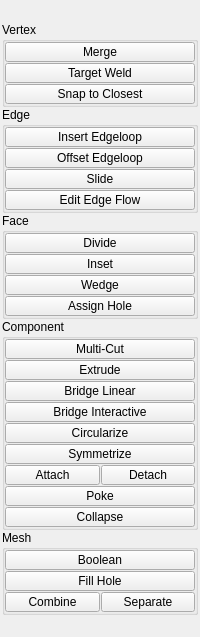
First picture: the form in tentacle/ui/polygons.ui, repository m3trik/tentacle, before the edit.
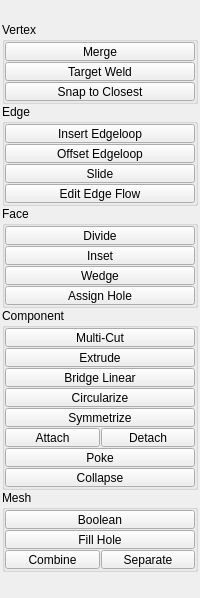
Second picture: the form after the edit. Custom widgets are drawn as their Qt base class.

Patch:
```diff
--- a/tentacle/ui/polygons.ui
+++ b/tentacle/ui/polygons.ui
@@ -115,7 +115,7 @@
            <property name="minimumSize">
             <size>
              <width>0</width>
-             <height>20</height>
+             <height>19</height>
             </size>
            </property>
            <property name="maximumSize">
@@ -146,7 +146,7 @@
            <property name="minimumSize">
             <size>
              <width>0</width>
-             <height>20</height>
+             <height>19</height>
             </size>
            </property>
            <property name="maximumSize">
@@ -214,7 +214,7 @@
            <property name="minimumSize">
             <size>
              <width>0</width>
-             <height>20</height>
+             <height>19</height>
             </size>
            </property>
            <property name="maximumSize">
@@ -266,7 +266,7 @@
            <property name="minimumSize">
             <size>
              <width>0</width>
-             <height>20</height>
+             <height>19</height>
             </size>
            </property>
            <property name="maximumSize">
@@ -334,7 +334,7 @@
            <property name="minimumSize">
             <size>
              <width>0</width>
-             <height>20</height>
+             <height>19</height>
             </size>
            </property>
            <property name="maximumSize">
@@ -402,7 +402,7 @@
            <property name="minimumSize">
             <size>
              <width>0</width>
-             <height>20</height>
+             <height>19</height>
             </size>
            </property>
            <property name="maximumSize">
@@ -479,7 +479,7 @@
            <property name="minimumSize">
             <size>
              <width>0</width>
-             <height>20</height>
+             <height>19</height>
             </size>
            </property>
            <property name="maximumSize">
@@ -574,7 +574,7 @@
            <property name="minimumSize">
             <size>
              <width>0</width>
-             <height>20</height>
+             <height>19</height>
             </size>
            </property>
            <property name="maximumSize">
@@ -605,7 +605,7 @@
            <property name="minimumSize">
             <size>
              <width>0</width>
-             <height>20</height>
+             <height>19</height>
             </size>
            </property>
            <property name="maximumSize">
@@ -636,7 +636,7 @@
            <property name="minimumSize">
             <size>
              <width>0</width>
-             <height>20</height>
+             <height>19</height>
             </size>
            </property>
            <property name="maximumSize">
@@ -704,7 +704,7 @@
            <property name="minimumSize">
             <size>
              <width>0</width>
-             <height>20</height>
+             <height>19</height>
             </size>
            </property>
            <property name="maximumSize">
@@ -796,7 +796,7 @@
            <property name="minimumSize">
             <size>
              <width>0</width>
-             <height>20</height>
+             <height>19</height>
             </size>
            </property>
            <property name="maximumSize">
@@ -864,7 +864,7 @@
            <property name="minimumSize">
             <size>
              <width>0</width>
-             <height>20</height>
+             <height>19</height>
             </size>
            </property>
            <property name="maximumSize">
@@ -904,7 +904,7 @@
            <property name="minimumSize">
             <size>
              <width>0</width>
-             <height>20</height>
+             <height>19</height>
             </size>
            </property>
            <property name="maximumSize">
@@ -935,7 +935,7 @@
            <property name="minimumSize">
             <size>
              <width>88</width>
-             <height>20</height>
+             <height>19</height>
             </size>
            </property>
            <property name="maximumSize">
@@ -966,7 +966,7 @@
            <property name="minimumSize">
             <size>
              <width>0</width>
-             <height>20</height>
+             <height>19</height>
             </size>
            </property>
            <property name="maximumSize">
@@ -1034,7 +1034,7 @@
            <property name="minimumSize">
             <size>
              <width>0</width>
-             <height>20</height>
+             <height>19</height>
             </size>
            </property>
            <property name="maximumSize">
@@ -1057,37 +1057,6 @@
            </property>
           </widget>
          </item>
-         <item row="3" column="0" colspan="2">
-          <widget class="QPushButton" name="b007">
-           <property name="enabled">
-            <bool>true</bool>
-           </property>
-           <property name="minimumSize">
-            <size>
-             <width>0</width>
-             <height>20</height>
-            </size>
-           </property>
-           <property name="maximumSize">
-            <size>
-             <width>16777215</width>
-             <height>19</height>
-            </size>
-           </property>
-           <property name="toolTip">
-            <string>Interactive bridge tool.</string>
-           </property>
-           <property name="text">
-            <string>Bridge Interactive</string>
-           </property>
-           <property name="iconSize">
-            <size>
-             <width>18</width>
-             <height>18</height>
-            </size>
-           </property>
-          </widget>
-         </item>
          <item row="1" column="0" colspan="2">
           <widget class="PushButton" name="tb003">
            <property name="enabled">
@@ -1096,7 +1065,7 @@
            <property name="minimumSize">
             <size>
              <width>0</width>
-             <height>20</height>
+             <height>19</height>
             </size>
            </property>
            <property name="maximumSize">
@@ -1127,7 +1096,7 @@
            <property name="minimumSize">
             <size>
              <width>88</width>
-             <height>20</height>
+             <height>19</height>
             </size>
            </property>
            <property name="maximumSize">
@@ -1195,7 +1164,7 @@
            <property name="minimumSize">
             <size>
              <width>0</width>
-             <height>20</height>
+             <height>19</height>
             </size>
            </property>
            <property name="maximumSize">
@@ -1287,7 +1256,7 @@
            <property name="minimumSize">
             <size>
              <width>0</width>
-             <height>20</height>
+             <height>19</height>
             </size>
            </property>
            <property name="maximumSize">
@@ -1318,7 +1287,7 @@
            <property name="minimumSize">
             <size>
              <width>0</width>
-             <height>20</height>
+             <height>19</height>
             </size>
            </property>
            <property name="maximumSize">
@@ -1349,7 +1318,7 @@
            <property name="minimumSize">
             <size>
              <width>0</width>
-             <height>20</height>
+             <height>19</height>
             </size>
            </property>
            <property name="maximumSize">
@@ -1380,7 +1349,7 @@
            <property name="minimumSize">
             <size>
              <width>88</width>
-             <height>20</height>
+             <height>19</height>
             </size>
            </property>
            <property name="maximumSize">
```
